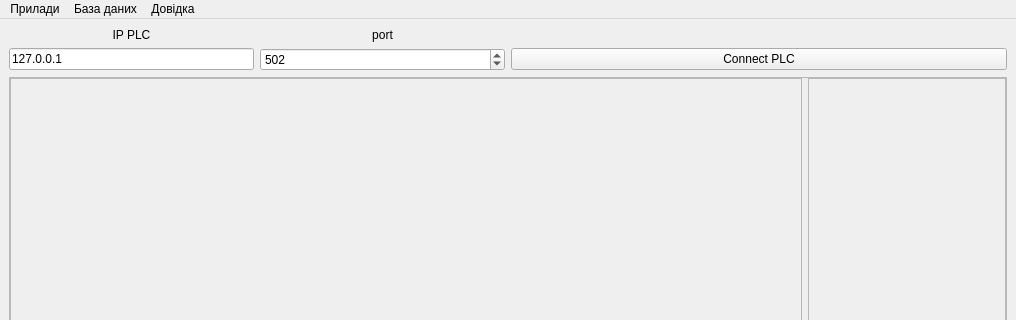
Before: the Qt Designer form _UI/main_window_form.ui in Miskiv-Andrew/wroc, drawn with Qt 5; both pictures show x 0 to 1016 and y 0 to 320 of the 1016 by 596 pixel window.
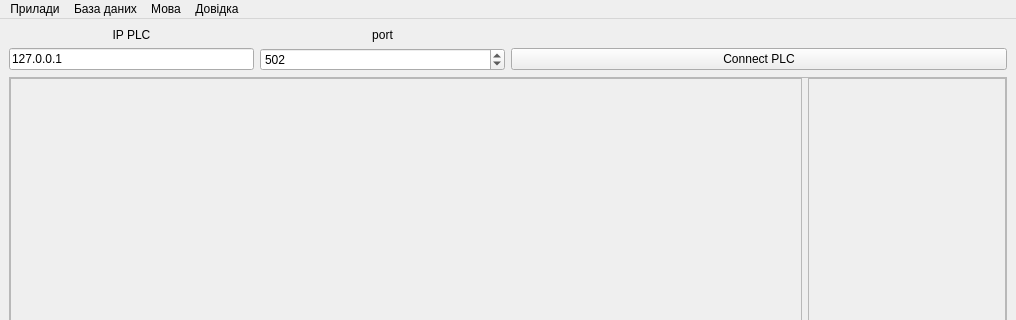
After: the same form once the commit is applied.

The edit to the form file:
```diff
--- a/_UI/main_window_form.ui
+++ b/_UI/main_window_form.ui
@@ -247,8 +247,17 @@
     </property>
     <addaction name="open_about"/>
    </widget>
+   <widget class="QMenu" name="menuLanguage">
+    <property name="title">
+     <string>Мова</string>
+    </property>
+    <addaction name="actionLanguageUk"/>
+    <addaction name="actionLanguageEn"/>
+    <addaction name="actionLanguagePl"/>
+   </widget>
    <addaction name="menu"/>
    <addaction name="menu_2"/>
+   <addaction name="menuLanguage"/>
    <addaction name="menu_3"/>
   </widget>
   <action name="butt_search_dev">
```
Left out of the diff: 24 changed lines with no effect on the pictures.
